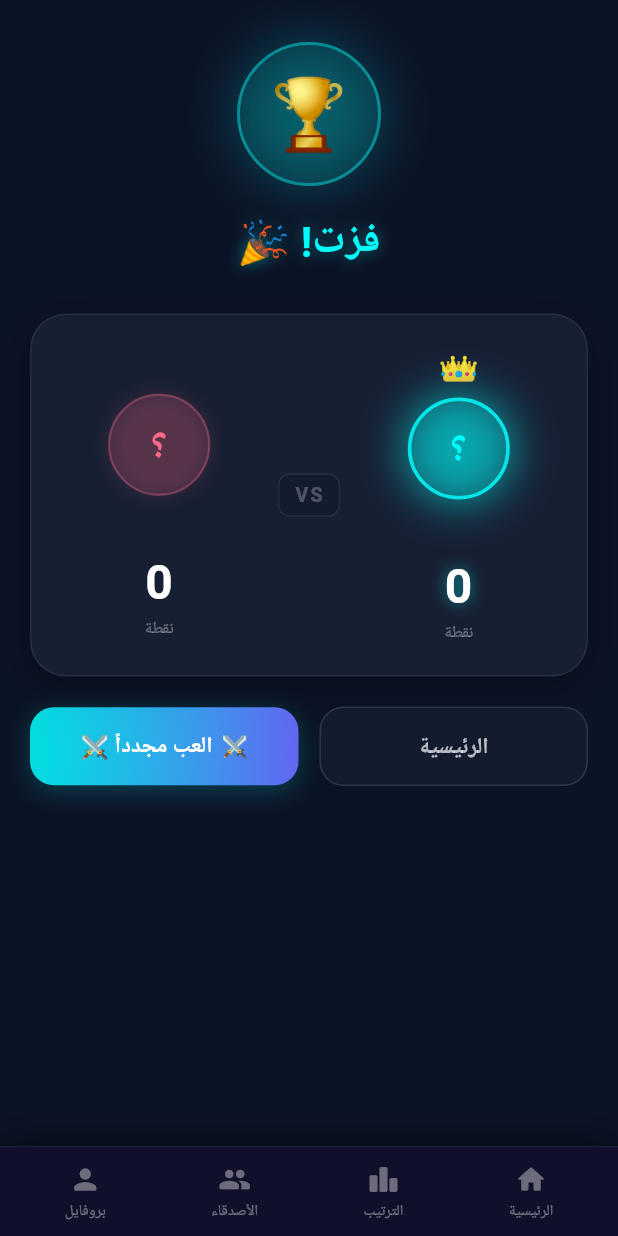
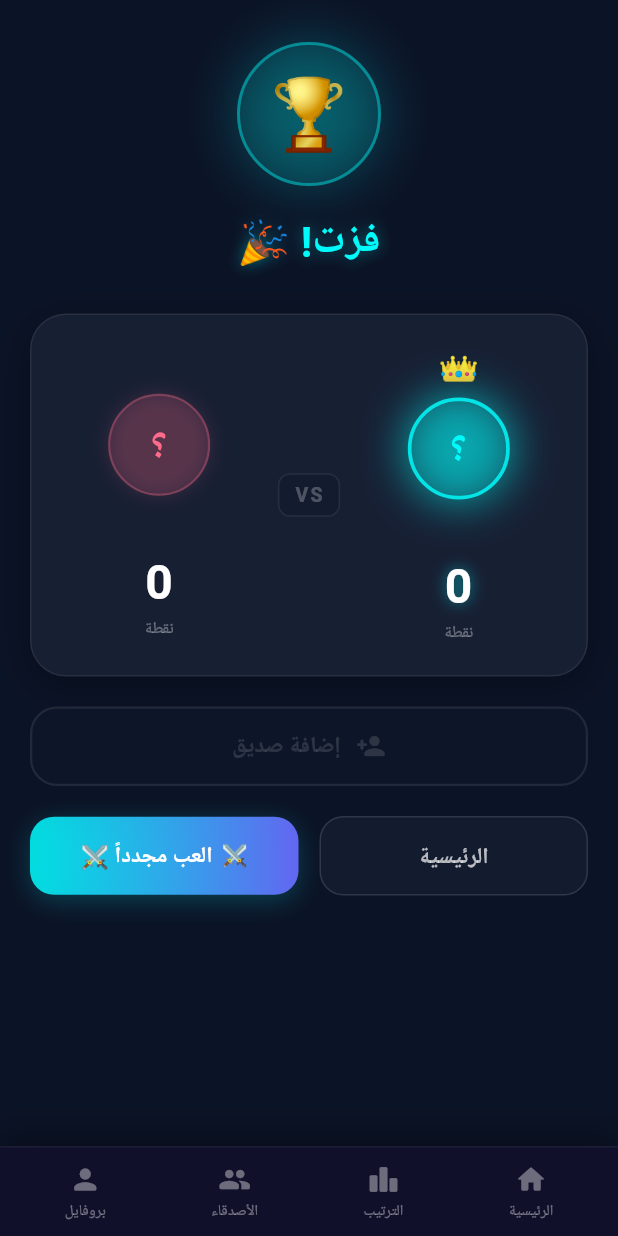
Before and after one commit to alrazyreturn/berogames-flutter, a Flutter app: the DualResultScreen screen opened directly with empty values, on a phone screen of 412 x 824 dp. Run offline on Flutter 3.47's test engine with Material 3 defaults, Android fonts, the phone set to English and light mode, and no system bars; our stand-ins replace audioplayers, confetti, dio, easy_localization, firebase_core, firebase_messaging and 8 more; missing offline and left inert: flutter_webrtc; accounts and stored records are empty.

Commit message:
fix: show real avatars in game header & always show friend button
- dual_game_screen: _buildPlayerSide now accepts avatar param
  → shows real photo for opponent (opponentAvatar) and me (UserProvider)
  → fallback to person icon if avatar is null/fails to load
- dual_result_screen: friend button always visible
  → for bots/no opponentId: show greyed-out disabled button (opacity 0.35)
  → for real players: full interactive follow button as before

Co-Authored-By: Claude Sonnet 4.6 <noreply@anthropic.com>

```diff
--- a/lib/screens/dual_result_screen.dart
+++ b/lib/screens/dual_result_screen.dart
@@ -286,8 +286,8 @@ class _DualResultScreenState extends State<DualResultScreen>
                     ),
                   ),
 
-                  // ─── زر الصداقة ─────────────────────────────────────────
-                  if (!widget.isBot && widget.opponentId != null) ...[
+                  // ─── زر الصداقة (يظهر دائماً — معطّل للبوت) ─────────────
+                  ...[
                     const SizedBox(height: 20),
                     _buildFriendButton(),
                   ],
@@ -389,6 +389,34 @@ class _DualResultScreenState extends State<DualResultScreen>
 
   // ─── زر الصداقة ──────────────────────────────────────────────────────────
   Widget _buildFriendButton() {
+    // للبوت: يُعرض الزر دائماً لكن معطّل تماماً
+    if (widget.isBot || widget.opponentId == null) {
+      return Opacity(
+        opacity: 0.35,
+        child: Container(
+          width: double.infinity,
+          padding: const EdgeInsets.symmetric(horizontal: 20, vertical: 14),
+          decoration: BoxDecoration(
+            color:        _cSurface,
+            borderRadius: BorderRadius.circular(18),
+            border: Border.all(color: Colors.white24, width: 1.5),
+          ),
+          child: const Row(
+            mainAxisAlignment: MainAxisAlignment.center,
+            children: [
+              Icon(Icons.person_add_rounded, color: Colors.white38, size: 20),
+              SizedBox(width: 10),
+              Text(
+                'إضافة صديق',
+                style: TextStyle(color: Colors.white38, fontSize: 15, fontWeight: FontWeight.w600),
+              ),
+            ],
+          ),
+        ),
+      );
+    }
+
+    // للاعب حقيقي: الزر الكامل
     final bool isAccepted = _followStatus == 'accepted';
     final bool isPending  = _followStatus == 'pending_sent' || _followStatus == 'pending_received';
     final bool canFollow  = _followStatus == 'none';
@@ -424,10 +452,10 @@ class _DualResultScreenState extends State<DualResultScreen>
         padding: const EdgeInsets.symmetric(horizontal: 20, vertical: 14),
         decoration: BoxDecoration(
           color: isAccepted
-              ? Colors.greenAccent.withValues(alpha: 0.1)
+              ? Colors.greenAccent.withValues(alpha: 0.08)
               : isPending
                   ? _cSurface
-                  : _cCyan.withValues(alpha: 0.1),
+                  : _cCyan.withValues(alpha: 0.08),
           borderRadius: BorderRadius.circular(18),
           border: Border.all(
             color: btnColor.withValues(
@@ -435,31 +463,18 @@ class _DualResultScreenState extends State<DualResultScreen>
             width: 1.5,
           ),
           boxShadow: canFollow
-              ? [
-                  BoxShadow(
-                    color:      _cCyan.withValues(alpha: 0.3),
-                    blurRadius: 22,
-                    spreadRadius: 1,
-                  ),
-                ]
+              ? [BoxShadow(color: _cCyan.withValues(alpha: 0.3), blurRadius: 22, spreadRadius: 1)]
               : isAccepted
-                  ? [
-                      BoxShadow(
-                        color:      Colors.greenAccent.withValues(alpha: 0.25),
-                        blurRadius: 18,
-                      ),
-                    ]
+                  ? [BoxShadow(color: Colors.greenAccent.withValues(alpha: 0.2), blurRadius: 18)]
                   : null,
         ),
         child: Row(
-          mainAxisSize: MainAxisSize.min,
+          mainAxisAlignment: MainAxisAlignment.center,
           children: [
             if (isLoading)
               SizedBox(
                 width: 18, height: 18,
-                child: CircularProgressIndicator(
-                  strokeWidth: 1.5, color: _cCyan,
-                ),
+                child: CircularProgressIndicator(strokeWidth: 1.5, color: _cCyan),
               )
             else
               Icon(icon, color: btnColor, size: 20),
```
Also changed, not shown: lib/screens/dual_game_screen.dart (+18 -6 lines).
